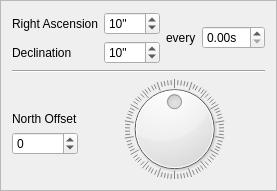
Old version of the form qt5/guiderparameters.ui in the repository EthanChappel/Ecliptic.
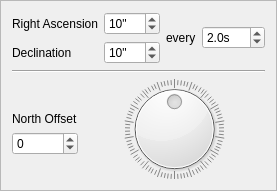
New version of the form.

Commit message: Change default and limits of Seconds SpinBox

What changed in the file:
```diff
--- a/qt5/guiderparameters.ui
+++ b/qt5/guiderparameters.ui
@@ -112,6 +112,15 @@
        <property name="suffix">
         <string>s</string>
        </property>
+       <property name="decimals">
+        <number>1</number>
+       </property>
+       <property name="minimum">
+        <double>0.100000000000000</double>
+       </property>
+       <property name="value">
+        <double>2.000000000000000</double>
+       </property>
       </widget>
      </item>
     </layout>
```
The commit also changes 1 other file.
